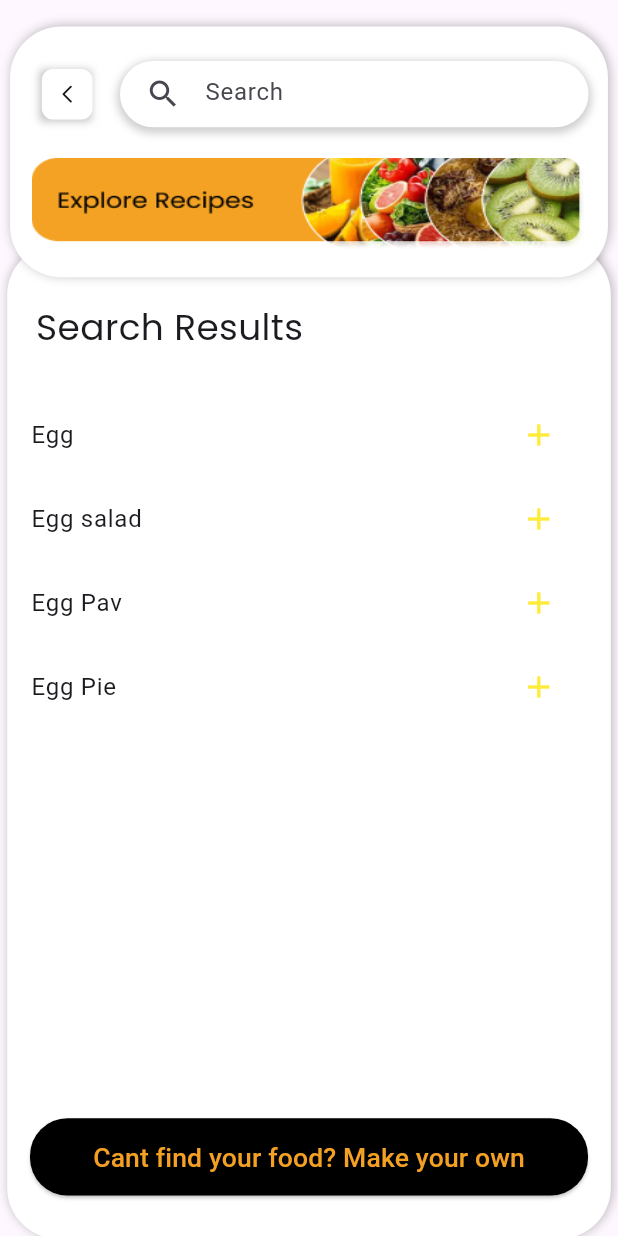
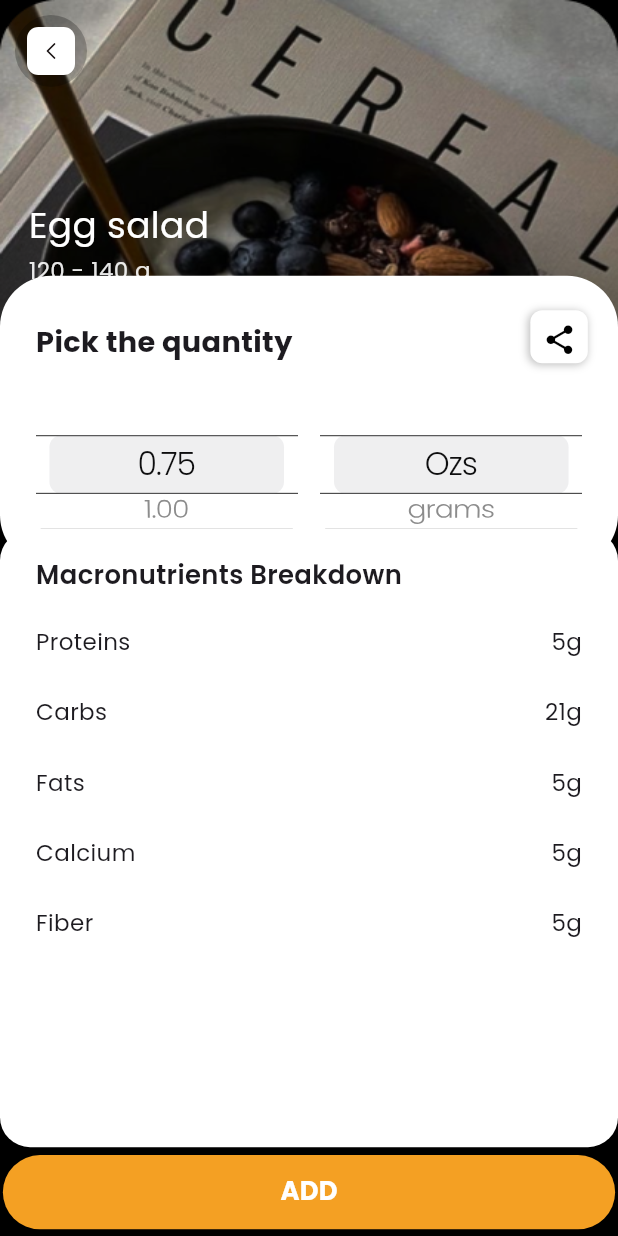
Before and after one commit to PratyushaKumarKar/misflo, a Flutter app: the Diet2 screen opened directly, after a tap on the "add" icon, on a phone screen of 412 x 824 dp. Run offline on Flutter 3.47's test engine with Material 3 defaults, Android fonts, the phone set to English and light mode, and no system bars; our stand-ins replace cloud_firestore, curved_navigation_bar, firebase_auth, firebase_core, firebase_storage, flutter_gemini and 5 more; accounts and stored records are empty.

Commit message:
added a diet_recipe_detail.dart page added button navigation functionality to diet2, diet_recipies and diet_recipe_detail

```diff
--- a/lib/pages/diet.dart
+++ b/lib/pages/diet.dart
@@ -68,7 +68,6 @@ class _DietState extends State<Diet> {
                             ],
                           ),
                           child: Image.asset(
-
                             'assets/cereal.jpg',
                             fit: BoxFit.contain,
                           ), // Image path kept as provided
@@ -185,6 +184,7 @@ class _DietState extends State<Diet> {
                                                 builder: (context) =>
                                                     const Diet2()),
                                           );
+                                          print("diet2.dart rendered");
                                         },
                                         child: Container(
                                           height: 48,
--- a/lib/pages/diet2.dart
+++ b/lib/pages/diet2.dart
@@ -1,6 +1,7 @@
 import 'package:flutter/material.dart';
 import 'package:flutter_svg/svg.dart';
 import 'package:google_fonts/google_fonts.dart';
+import 'package:misflo/pages/diet_recipe_detail.dart';
 import 'package:misflo/pages/diet_recipies.dart';
 // Ensure you have 'screentools.dart' in your project for this to work.
 import 'package:misflo/utils/screentools.dart';
@@ -94,6 +95,8 @@ class _Diet2State extends State<Diet2> {
                           InkWell(
                             onTap: () {
                               print("back button press");
+                              // Assuming that Diet screen was the previous one, this will take you back to it
+                              Navigator.of(context).pop();
                             },
                             child: Container(
                               decoration: BoxDecoration(boxShadow: [
@@ -141,6 +144,7 @@ class _Diet2State extends State<Diet2> {
               child: ElevatedButton(
                 onPressed: () {
                   // Handle button tap for creating diet and workout plan
+                  print("load create custom Diet Plan page");
                 },
                 style: ElevatedButton.styleFrom(
                   backgroundColor: Colors.black,
@@ -218,7 +222,11 @@ class _Diet2State extends State<Diet2> {
       trailing: IconButton(
         icon: Icon(Icons.add, color: Colors.yellow),
         onPressed: () {
-          // Handle the action when the plus icon is tapped
+          print("opening$title ");
+          Navigator.push(
+            context,
+            MaterialPageRoute(builder: (context) => DietRecipeDetail()),
+          );
         },
       ),
     );
--- /dev/null
+++ b/lib/pages/diet_recipe_detail.dart
@@ -0,0 +1,329 @@
+import 'package:flutter/cupertino.dart';
+import 'package:flutter/material.dart';
+import 'package:flutter_svg/svg.dart';
+import 'package:google_fonts/google_fonts.dart';
+import 'package:misflo/utils/screentools.dart';
+
+class DietRecipeDetail extends StatelessWidget {
+  const DietRecipeDetail({Key? key}) : super(key: key);
+
+  @override
+  Widget build(BuildContext context) {
+    // Dummy data for the vertical scroll lists
+    final List<String> quantities = ['0.75', '1.00', '1.25'];
+    final List<String> units = ['Ozs', 'grams', 'Piece'];
+    // Dummy data for the Macronutrients Breakdown
+    final Map<String, String> macronutrients = {
+      'Proteins': '5g',
+      'Carbs': '21g',
+      'Fats': '5g',
+      'Calcium': '5g',
+      'Fiber': '5g',
+    };
+
+    return Scaffold(
+      backgroundColor: Colors.black,
+      body: SafeArea(
+        child: Stack(
+          children: [
+            //P1:Background image 'cereal.jpg'
+            Positioned(
+              top: height(context, 0),
+              bottom: height(context, 636),
+              left: width(context, 0),
+              right: width(context, 0),
+              child: Container(
+                decoration: BoxDecoration(
+                    borderRadius: BorderRadius.circular(34),
+                    boxShadow: [
+                      BoxShadow(
+                          blurRadius: 4,
+                          color: Colors.black.withOpacity(0.25),
+                          offset: Offset(-1, 1))
+                    ]),
+                child: Image.asset(
+                  'assets/cereal.jpg',
+                  fit: BoxFit.fill,
+                ),
+              ),
+            ),
+
+            //P2:Back button
+            Positioned(
+              top: 10, // Adjust the padding as needed
+              left: 10,
+              child: InkWell(
+                onTap: () {
+                  Navigator.of(context).pop();
+                  print("back button press");
+                },
+                child: Container(
+                  padding: const EdgeInsets.all(8), // Padding for the tap area
+                  decoration: BoxDecoration(
+                    color: Colors.black
+                        .withOpacity(0.25), // Semi-transparent black background
+                    shape: BoxShape.circle,
+                  ),
+                  child: SvgPicture.asset(
+                    'assets/back_button_white.svg',
+                    width: 32, // Your SVG file size
+                  ),
+                ),
+              ),
+            ),
+
+            //P3: Food Item Title and subtitle container
+            Positioned(
+              top: height(context, 150), // Adjust as necessary for your layout
+              left: width(context, 20),
+              right: width(context, 20),
+              child: Column(
+                crossAxisAlignment: CrossAxisAlignment.start,
+                children: [
+                  Text(
+                    'Egg salad',
+                    style: GoogleFonts.poppins(
+                        fontSize: width(context, 25), color: Colors.white),
+                  ),
+                  SizedBox(
+                      height: height(
+                          context, 4)), // Space between title and subtitle
+                  Text(
+                    '120 - 140 g',
+                    style: GoogleFonts.poppins(
+                      fontSize: width(context, 16),
+                      color: Colors.white.withOpacity(0.9),
+                    ),
+                  ),
+                ],
+              ),
+            ),
+
+            // P4: Pick the Quantity container with CupertinoPicker
+            Positioned(
+              top: height(context, 208), // Adjust as necessary for your layout
+              left: width(context, 0),
+              right: width(context, 0),
+              bottom: height(context, 505),
+              child: Container(
+                padding: EdgeInsets.only(
+                  top: height(context, 35),
+                  left: width(context, 25),
+                  right: width(context, 25),
+                ),
+                decoration: BoxDecoration(
+                  color: Colors.white,
+                  borderRadius: BorderRadius.circular(34),
+                ),
+                child: Column(
+                  crossAxisAlignment: CrossAxisAlignment.start,
+                  children: [
+                    Text(
+                      'Pick the quantity',
+                      style: GoogleFonts.poppins(
+                        fontSize: width(context, 20),
+                        fontWeight: FontWeight.bold,
+                      ),
+                    ),
+                    Expanded(
+                      child: Row(
+                        children: [
+                          Expanded(
+                            // Quantity Picker
+                            child: buildCupertinoPicker(
+                                context, quantities, false),
+                          ),
+                          SizedBox(
+                              width: width(
+                                  context, 16)), // Space between the pickers
+                          Expanded(
+                            // Unit Picker
+                            child: buildCupertinoPicker(context, units, false),
+                          ),
+                        ],
+                      ),
+                    ),
+                  ],
+                ),
+              ),
+            ),
+
+            // P5: Share button
+            Positioned(
+              top: height(context, 234), // Adjust as necessary for your layout
+              right: width(context, 21),
+              child: Container(
+                height: height(context, 40),
+                width: width(context, 40),
+                decoration: BoxDecoration(
+                    color: Colors.white,
+                    borderRadius: BorderRadius.circular(8),
+                    boxShadow: [
+                      BoxShadow(
+                          blurRadius: 4,
+                          color: Colors.black.withOpacity(0.25),
+                          offset: Offset(-1, 1))
+                    ]),
+                child: IconButton(
+                  icon: Icon(Icons.share, color: Colors.black),
+                  //SvgPicture.asset(
+                  //  'assets/share.svg'), // Replace with actual asset path
+                  iconSize: width(context, 24),
+                  onPressed: () {
+                    // TODO: Implement share functionality
+                    print("share the selected food item, open a share modal");
+                  },
+                ),
+              ),
+            ),
+
+// P6: Macronutrients Breakdown container
+            Positioned(
+              top: height(context, 400), // Adjust the position as necessary
+              left: width(context, 0),
+              right: width(context, 0),
+              bottom: height(context, 67),
+              child: Container(
+                padding: EdgeInsets.symmetric(
+                  vertical: height(context, 20),
+                  horizontal: width(context, 25),
+                ),
+                decoration: BoxDecoration(
+                  color: Colors.white,
+                  borderRadius: BorderRadius.circular(20),
+                ),
+                child: Column(
+                  crossAxisAlignment: CrossAxisAlignment.start,
+                  children: [
+                    Text(
+                      'Macronutrients Breakdown',
+                      style: GoogleFonts.poppins(
+                        fontSize: width(context, 18),
+                        fontWeight: FontWeight.w600,
+                      ),
+                    ),
+                    SizedBox(height: height(context, 10)),
+                    ...macronutrients.entries.map((entry) => Padding(
+                          padding: EdgeInsets.symmetric(
+                            vertical: height(context, 14),
+                          ),
+                          child: Row(
+                            mainAxisAlignment: MainAxisAlignment.spaceBetween,
+                            children: [
+                              Text(
+                                entry.key,
+                                style: GoogleFonts.poppins(
+                                  fontSize: width(context, 16),
+                                ),
+                              ),
+                              Text(
+                                entry.value,
+                                style: GoogleFonts.poppins(
+                                  fontSize: width(context, 16),
+                                ),
+                              ),
+                            ],
+                          ),
+                        )),
+                  ],
+                ),
+              ),
+            ),
+            // P7: Add button using ElevatedButton
+            Positioned(
+              left: width(context, 2),
+              right: width(context, 2),
+              bottom: height(context, 5),
+              child: SizedBox(
+                width: double.infinity,
+                height: height(context, 56), // Fixed height for the button
+                child: ElevatedButton(
+                  onPressed: () {
+                    print("food item {insert from db} added");
+                    // TODO: Implement the add action
+                    Navigator.of(context).pop();
+                    //Add food item prompt
+                  },
+                  style: ElevatedButton.styleFrom(
+                    backgroundColor: Color.fromARGB(255, 244, 160, 35),
+                    foregroundColor: Colors.white,
+                    shape: RoundedRectangleBorder(
+                      borderRadius:
+                          BorderRadius.circular(30), // Button border radius
+                    ),
+                  ),
+                  child: Text(
+                    'ADD',
+                    style: GoogleFonts.poppins(
+                      fontSize: width(context, 18),
+                      fontWeight: FontWeight.bold,
+                    ),
+                  ),
+                ),
+              ),
+            ),
+          ],
+        ),
+      ),
+    );
+  }
+}
+
+//P4:Scroll listview for measurements and quantity widget builder
+Widget _buildQuantityItem(BuildContext context, String text, bool isQuantity) {
+  return Container(
+    alignment: Alignment.center,
+    child: Text(
+      text,
+      style: TextStyle(
+        fontSize: width(context, 20), // Adjust font size as necessary
+        fontWeight: isQuantity ? FontWeight.bold : FontWeight.normal,
+      ),
+    ),
+  );
+}
+
+//P4: Cupertino picker widget for vertical scroll
+Widget buildCupertinoPicker(
+    BuildContext context, List<String> itemList, bool isQuantity) {
+  return Container(
+    height: height(context, 200), // Height of the entire picker container
+    color: Colors.white, // Background color of the picker
+    child: CupertinoPicker(
+      itemExtent: height(context, 40), // Height of each item in the picker
+      useMagnifier: true,
+      magnification: 1.1,
+      onSelectedItemChanged: (int index) {
+        // Handle the selected item change
+        print("Selected item: ${itemList[index]}");
+      },
+      children: itemList.map((String item) {
+        return Container(
+          alignment: Alignment.center,
+          decoration: isQuantity
+              ? null
+              : BoxDecoration(
+                  border: Border(
+                    bottom: BorderSide(
+                      color: Colors.black, // Color of the divider
+                      width: 0.5, // Thickness of the divider
+                    ),
+                    top: BorderSide(
+                      color: Colors.black, // Color of the divider
+                      width: 0.5, // Thickness of the divider
+                    ),
+                  ),
+                ),
+          child: Text(
+            item,
+            style: GoogleFonts.poppins(
+              color: Colors.black, // Color of the text
+              fontSize: width(context, 20), // Font size of the text
+              fontWeight: FontWeight.w300,
+            ),
+          ),
+        );
+      }).toList(),
+    ),
+  );
+}
--- a/lib/pages/diet_recipies.dart
+++ b/lib/pages/diet_recipies.dart
@@ -93,6 +93,8 @@ class _DietRecipesState extends State<DietRecipes> {
                           InkWell(
                             onTap: () {
                               print("back button press");
+                              // Assuming that Diet screen was the previous one, this will take you back to it
+                              Navigator.of(context).pop();
                             },
                             child: Container(
                               decoration: BoxDecoration(boxShadow: [
```
